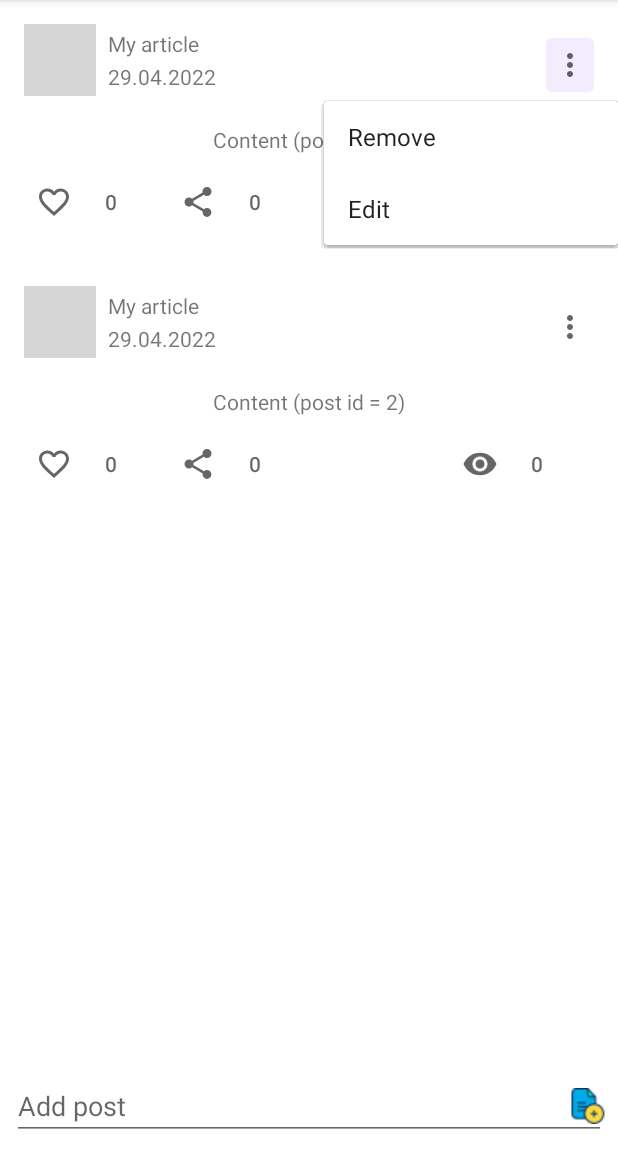
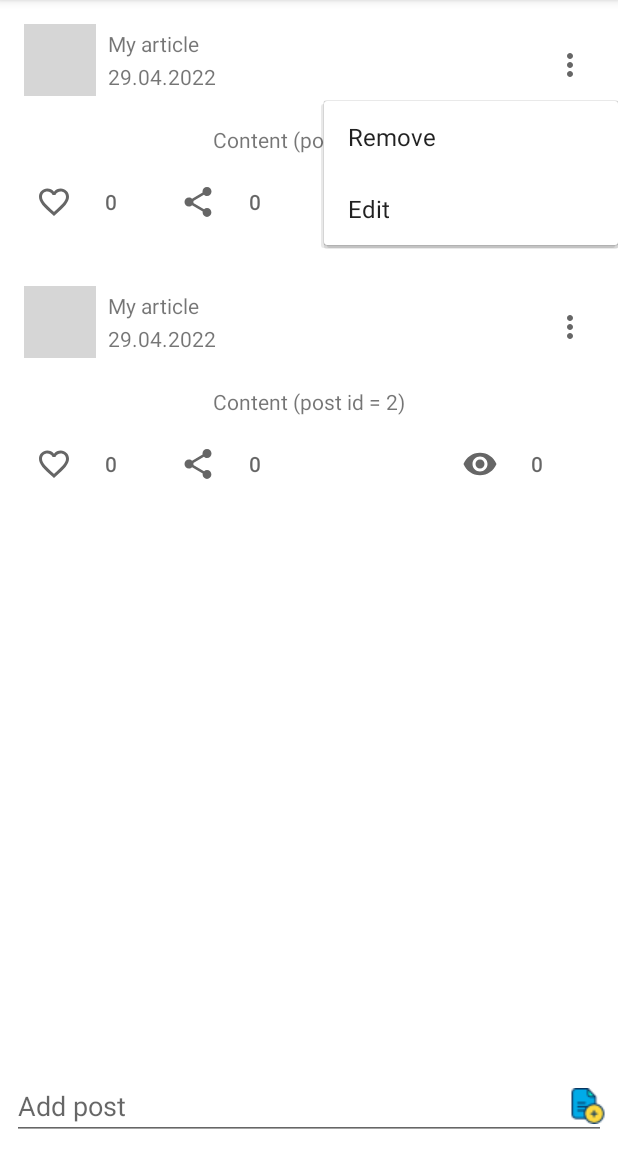
Before and after one commit to Denisshef/NMedia, an Android app: the screen it shows after launch (MainActivity), after a tap on an icon or button, on a phone screen of 412 x 824 dp, the part 84-1236 px from its top. Run offline under Robolectric (Android 15) with nearby library versions, the phone set to English and light mode, and no system bars; grey boxes are pictures that could not be loaded.

Commit message:
Fix remark

```diff
--- a/app/src/main/java/ru/netology/nmedia/adapter/PostsAdapter.kt
+++ b/app/src/main/java/ru/netology/nmedia/adapter/PostsAdapter.kt
@@ -63,7 +63,7 @@ internal class PostsAdapter(
                 author.text = post.author
                 date.text = post.date
                 content.text = post.content
-                like.isCheckable = post.clickLike
+                like.isChecked = post.clickLike
                 like.text = displayAmountIntToString(post.amountLike)
                 share.text = displayAmountIntToString(post.amountShare)
                 visibility.text = displayAmountIntToString(post.amountVisibility)
--- a/app/src/main/res/layout/post_view.xml
+++ b/app/src/main/res/layout/post_view.xml
@@ -45,7 +45,6 @@
         style="@style/Button.Not.Text"
         android:layout_width="wrap_content"
         android:layout_height="wrap_content"
-        android:checkable="true"
         app:icon="@drawable/ic_baseline_more_vert_24"
         app:layout_constraintEnd_toEndOf="parent"
         app:layout_constraintStart_toEndOf="@id/author"
@@ -93,7 +92,6 @@
         android:layout_width="wrap_content"
         android:layout_height="wrap_content"
         android:layout_marginStart="@dimen/margin_16dp"
-        android:checkable="true"
         app:icon="@drawable/ic_baseline_share_24"
         app:layout_constraintBottom_toBottomOf="@id/like"
         app:layout_constraintStart_toEndOf="@id/like"
```
